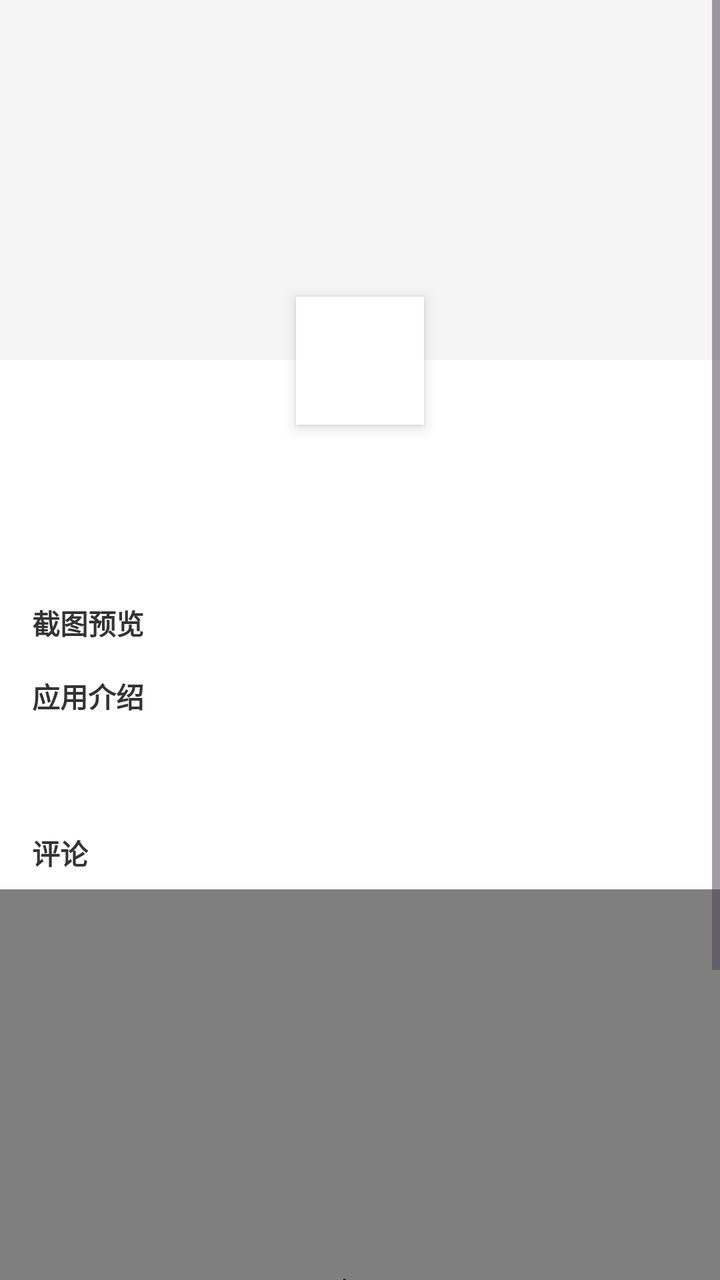
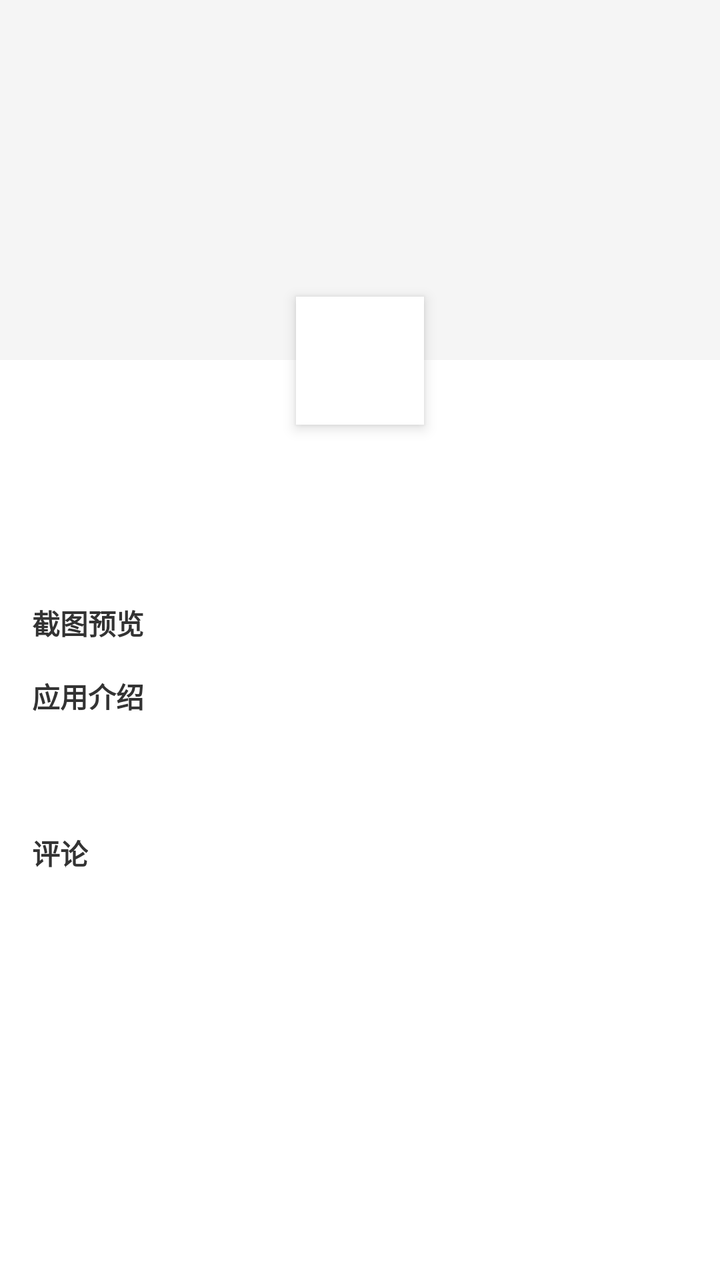

Screens rendered from an Android XML layout before and after an edit, with the pre-edit source and the edit as a unified diff.
<!-- AndroidManifest.xml: another module's application theme Theme.OldPods -->
<!-- res/layout/fragment_app_detail.xml -->
<?xml version="1.0" encoding="utf-8"?>
<LinearLayout xmlns:android="http://schemas.android.com/apk/res/android"
    android:layout_width="match_parent"
    android:layout_height="match_parent"
    android:orientation="vertical">

    <ProgressBar
        android:id="@+id/progress_bar"
        android:layout_width="wrap_content"
        android:layout_height="wrap_content"
        android:layout_gravity="center"
        android:visibility="gone" />

    <ScrollView
        android:layout_width="match_parent"
        android:layout_height="0dp"
        android:layout_weight="1">

        <LinearLayout
            android:layout_width="match_parent"
            android:layout_height="wrap_content"
            android:orientation="vertical">

            <ImageView
                android:id="@+id/iv_banner"
                android:layout_width="match_parent"
                android:layout_height="180dp"
                android:scaleType="centerCrop"
                android:background="@color/grey_light" />

            <ImageView
                android:id="@+id/iv_icon"
                android:layout_width="64dp"
                android:layout_height="64dp"
                android:layout_marginTop="-32dp"
                android:layout_gravity="center_horizontal"
                android:scaleType="centerCrop"
                android:background="@color/white"
                android:elevation="4dp" />

            <TextView
                android:id="@+id/tv_name"
                android:layout_width="wrap_content"
                android:layout_height="wrap_content"
                android:layout_gravity="center_horizontal"
                android:textSize="18sp"
                android:textStyle="bold"
                android:textColor="@color/text_primary"
                android:layout_marginTop="8dp" />

            <LinearLayout
                android:layout_width="match_parent"
                android:layout_height="wrap_content"
                android:orientation="horizontal"
                android:gravity="center"
                android:layout_marginTop="8dp"
                android:paddingHorizontal="16dp">

                <TextView
                    android:id="@+id/tv_version"
                    android:layout_width="0dp"
                    android:layout_height="wrap_content"
                    android:layout_weight="1"
                    android:textSize="12sp"
                    android:textColor="@color/grey_text"
                    android:gravity="center" />

                <TextView
                    android:id="@+id/tv_size"
                    android:layout_width="0dp"
                    android:layout_height="wrap_content"
                    android:layout_weight="1"
                    android:textSize="12sp"
                    android:textColor="@color/grey_text"
                    android:gravity="center" />

                <TextView
                    android:id="@+id/tv_developer"
                    android:layout_width="0dp"
                    android:layout_height="wrap_content"
                    android:layout_weight="1"
                    android:textSize="12sp"
                    android:textColor="@color/grey_text"
                    android:gravity="center" />

                <TextView
                    android:id="@+id/tv_update_date"
                    android:layout_width="0dp"
                    android:layout_height="wrap_content"
                    android:layout_weight="1"
                    android:textSize="12sp"
                    android:textColor="@color/grey_text"
                    android:gravity="center" />

            </LinearLayout>

            <LinearLayout
                android:id="@+id/download_container"
                android:layout_width="match_parent"
                android:layout_height="wrap_content"
                android:orientation="vertical"
                android:padding="16dp" />

            <TextView
                android:layout_width="wrap_content"
                android:layout_height="wrap_content"
                android:text="截图预览"
                android:textSize="14sp"
                android:textStyle="bold"
                android:textColor="@color/text_primary"
                android:layout_marginStart="16dp" />

            <androidx.recyclerview.widget.RecyclerView
                android:id="@+id/rv_screenshots"
                android:layout_width="match_parent"
                android:layout_height="160dp"
                android:layout_marginTop="8dp"
                android:paddingStart="16dp"
                android:clipToPadding="false"
                android:visibility="gone" />

            <TextView
                android:layout_width="wrap_content"
                android:layout_height="wrap_content"
                android:text="应用介绍"
                android:textSize="14sp"
                android:textStyle="bold"
                android:textColor="@color/text_primary"
                android:layout_marginStart="16dp"
                android:layout_marginTop="16dp" />

            <TextView
                android:id="@+id/tv_description"
                android:layout_width="match_parent"
                android:layout_height="wrap_content"
                android:textSize="13sp"
                android:textColor="@color/text_secondary"
                android:lineSpacingMultiplier="1.4"
                android:padding="16dp" />

            <TextView
                android:layout_width="wrap_content"
                android:layout_height="wrap_content"
                android:text="评论"
                android:textSize="14sp"
                android:textStyle="bold"
                android:textColor="@color/text_primary"
                android:layout_marginStart="16dp"
                android:layout_marginTop="8dp" />

            <WebView
                android:id="@+id/webview_comments"
                android:layout_width="match_parent"
                android:layout_height="400dp"
                android:layout_marginTop="8dp" />

        </LinearLayout>
    </ScrollView>

</LinearLayout>
<!-- resources referenced by this layout -->
<resources>
  <color name="grey_light">#FFF5F5F5</color>
  <color name="grey_text">#FF999999</color>
  <color name="text_primary">#FF333333</color>
  <color name="text_secondary">#FF666666</color>
  <color name="white">#FFFFFFFF</color>
  <style name="Theme.OldPods" parent="Theme.Material3.Light.NoActionBar">
          <item name="colorPrimary">@color/green_primary</item>
          <item name="colorPrimaryDark">@color/green_primary_dark</item>
          <item name="colorAccent">@color/green_accent</item>
          <item name="android:windowBackground">@color/white</item>
      </style>
  <color name="green_primary">#FF4CAF50</color>
  <color name="green_primary_dark">#FF388E3C</color>
  <color name="green_accent">#FF8BC34A</color>
</resources>

<!-- the commit's change to res/layout/fragment_app_detail.xml (unified diff, before → after) -->
@@ -21,6 +21,7 @@
             android:layout_height="wrap_content"
             android:orientation="vertical">
 
+            
             <ImageView
                 android:id="@+id/iv_banner"
                 android:layout_width="match_parent"
@@ -28,6 +29,7 @@
                 android:scaleType="centerCrop"
                 android:background="@color/grey_light" />
 
+            
             <ImageView
                 android:id="@+id/iv_icon"
                 android:layout_width="64dp"
@@ -38,6 +40,7 @@
                 android:background="@color/white"
                 android:elevation="4dp" />
 
+            
             <TextView
                 android:id="@+id/tv_name"
                 android:layout_width="wrap_content"
@@ -48,6 +51,7 @@
                 android:textColor="@color/text_primary"
                 android:layout_marginTop="8dp" />
 
+            
             <LinearLayout
                 android:layout_width="match_parent"
                 android:layout_height="wrap_content"
@@ -94,6 +98,7 @@
 
             </LinearLayout>
 
+            
             <LinearLayout
                 android:id="@+id/download_container"
                 android:layout_width="match_parent"
@@ -101,6 +106,7 @@
                 android:orientation="vertical"
                 android:padding="16dp" />
 
+            
             <TextView
                 android:layout_width="wrap_content"
                 android:layout_height="wrap_content"
@@ -119,6 +125,7 @@
                 android:clipToPadding="false"
                 android:visibility="gone" />
 
+            
             <TextView
                 android:layout_width="wrap_content"
                 android:layout_height="wrap_content"
@@ -138,6 +145,7 @@
                 android:lineSpacingMultiplier="1.4"
                 android:padding="16dp" />
 
+            
             <TextView
                 android:layout_width="wrap_content"
                 android:layout_height="wrap_content"
@@ -148,11 +156,22 @@
                 android:layout_marginStart="16dp"
                 android:layout_marginTop="8dp" />
 
-            <WebView
-                android:id="@+id/webview_comments"
+            <TextView
+                android:id="@+id/tv_no_comments"
+                android:layout_width="wrap_content"
+                android:layout_height="wrap_content"
+                android:text="暂无评论"
+                android:textSize="13sp"
+                android:textColor="@color/grey_text"
+                android:padding="16dp"
+                android:visibility="gone" />
+
+            <androidx.recyclerview.widget.RecyclerView
+                android:id="@+id/rv_comments"
                 android:layout_width="match_parent"
-                android:layout_height="400dp"
-                android:layout_marginTop="8dp" />
+                android:layout_height="wrap_content"
+                android:nestedScrollingEnabled="false"
+                android:layout_marginBottom="16dp" />
 
         </LinearLayout>
     </ScrollView>
